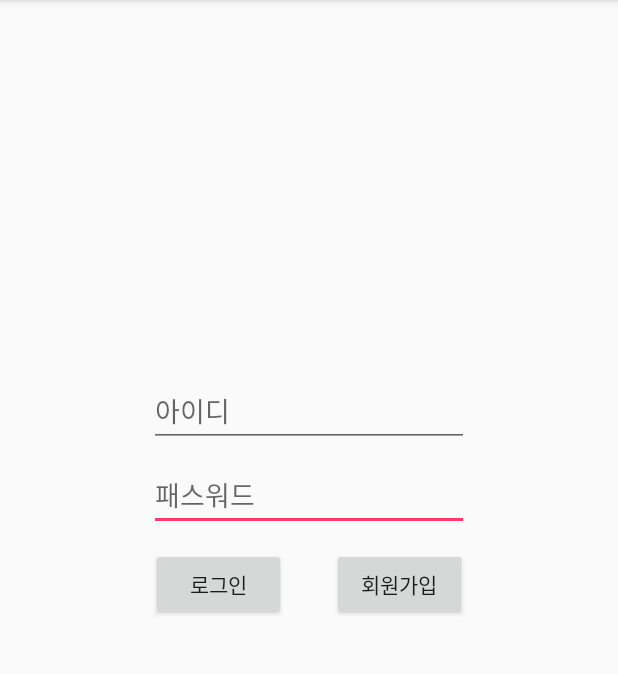
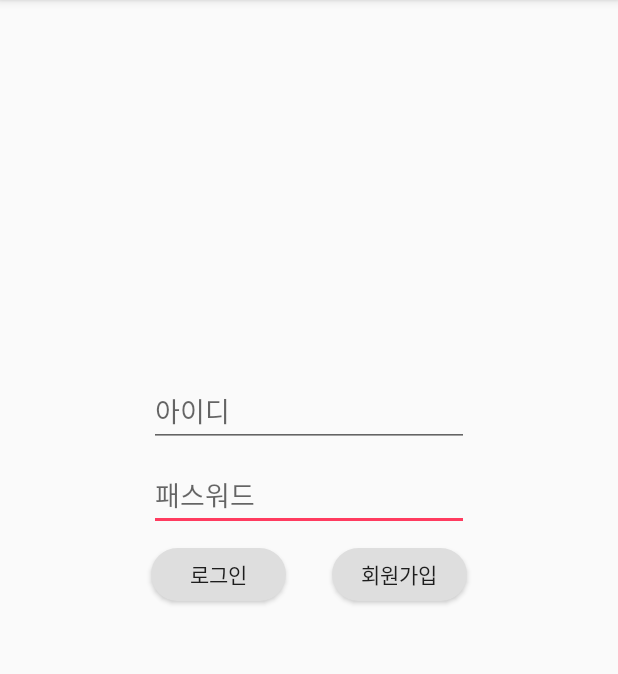
Before and after one commit to Ji-yong219/corona_foot_traffic_app, an Android app: the screen it shows after launch (MainActivity), on a phone screen of 412 x 824 dp, the part 84-758 px from its top. Run offline under Robolectric (Android 15) with nearby library versions, the phone set to English and light mode, and no system bars; our stand-ins replace navigation-ui; 2 statements that could not run were skipped.

Commit message:
login form v1

```diff
--- a/app/build.gradle
+++ b/app/build.gradle
@@ -54,4 +54,6 @@ dependencies {
     implementation 'org.jetbrains.kotlin:kotlin-stdlib:1.0.0'
 
     implementation 'androidx.multidex:multidex:2.0.0'
+
+    implementation 'com.android.volley:volley:1.1.1'//서버통신 관련 라이브러리
 }
--- /dev/null
+++ b/app/src/main/res/drawable/button_round.xml
@@ -0,0 +1,11 @@
+<?xml version="1.0" encoding="utf-8"?>
+<shape xmlns:android="http://schemas.android.com/apk/res/android"
+    android:padding="10dp"
+    android:shape="rectangle" >
+    <solid android:color="#dedede" />
+    <corners
+        android:bottomLeftRadius="20dp"
+        android:bottomRightRadius="20dp"
+        android:topLeftRadius="20dp"
+        android:topRightRadius="20dp" />
+</shape>
--- a/app/src/main/res/layout/activity_login.xml
+++ b/app/src/main/res/layout/activity_login.xml
@@ -35,6 +35,7 @@
         app:layout_constraintTop_toTopOf="parent" />
 
     <LinearLayout
+        android:id="@+id/login_layout"
         android:layout_width="match_parent"
         android:layout_height="match_parent"
         android:orientation="horizontal"
@@ -45,9 +46,10 @@
         <Button
             android:id="@+id/btn_login"
             android:layout_width="90dp"
-            android:layout_height="wrap_content"
+            android:layout_height="35dp"
             android:text="로그인"
             android:layout_margin="15dp"
+            android:background="@drawable/button_round"
             app:layout_constraintEnd_toEndOf="@+id/et_pass"
             app:layout_constraintHorizontal_bias="0.0"
             app:layout_constraintStart_toStartOf="@+id/et_pass"
@@ -55,9 +57,10 @@
         <Button
             android:id="@+id/btn_register"
             android:layout_width="90dp"
-            android:layout_height="wrap_content"
+            android:layout_height="35dp"
             android:text="회원가입"
             android:layout_margin="15dp"
+            android:background="@drawable/button_round"
             app:layout_constraintEnd_toEndOf="@+id/btn_login"
             app:layout_constraintHorizontal_bias="0.0"
             app:layout_constraintStart_toStartOf="@+id/btn_login"
```
Also changed, not shown: app/src/main/java/com/example/capstone_corona_app/RegisterRequest.java (added, +33 -0 lines), app/src/main/java/com/example/capstone_corona_app/ValidateRequest.java (added, +27 -0 lines).
